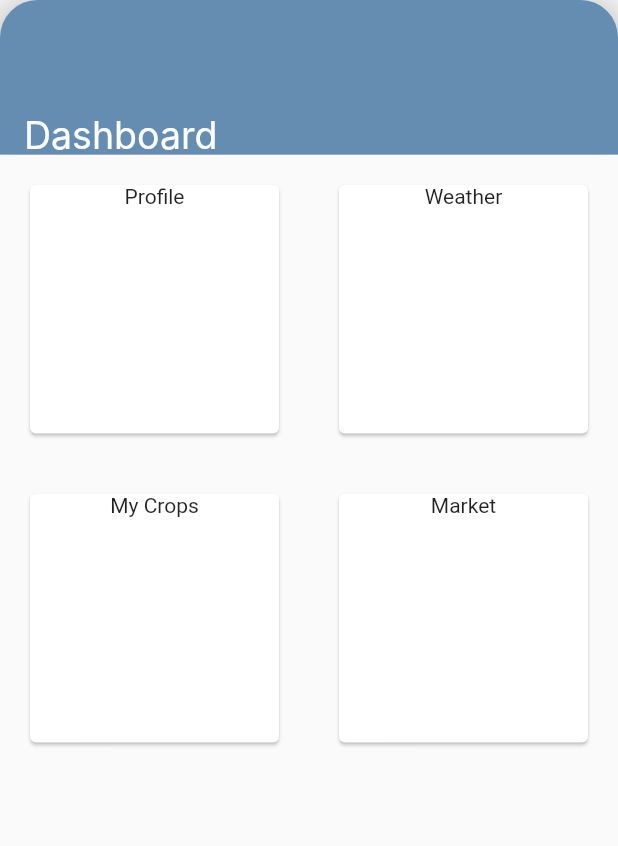
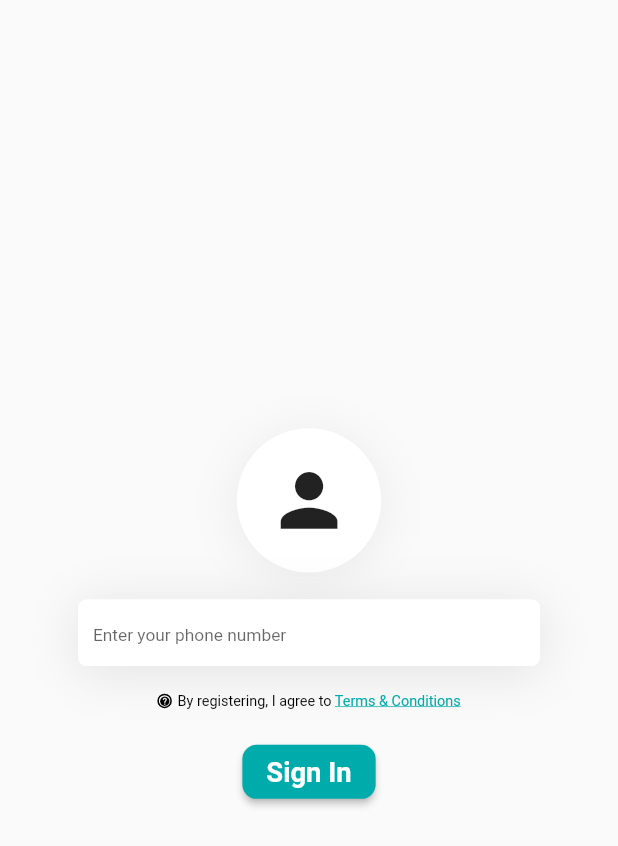
Before and after one commit to oiiakm/Crop-Master, a Flutter app: the screen it shows after launch, on a phone screen of 412 x 824 dp. Shown: the top 846 px of the screen. Run offline on Flutter 3.47's test engine with Material 2 defaults, Android fonts, the phone set to English and light mode, and no system bars; our stand-ins replace cloud_firestore, firebase_auth, firebase_core, flutter_screenutil, get; accounts and stored records are empty; Roboto replaces fonts that are missing (Inter).

Commit message:
mobile authentication with OTP completed

```diff
--- a/lib/config/routes/route_config.dart
+++ b/lib/config/routes/route_config.dart
@@ -1,9 +1,11 @@
 import 'package:cropmaster/config/routes/route_name.dart';
+import 'package:cropmaster/features/auth/presentation/pages/authentication.dart';
 import 'package:cropmaster/features/dashboard/presentation/pages/dashboard.dart';
 import 'package:get/get.dart';
 
 class AppRoutes {
   static final List<GetPage> pages = [
     GetPage(name: RouteName.dashboardRouteName, page: () => DashboardPage()),
+      GetPage(name: RouteName.authRouteName, page: () => AuthenticationPage()),
   ];
 }
--- a/lib/config/routes/route_name.dart
+++ b/lib/config/routes/route_name.dart
@@ -1,5 +1,6 @@
 class RouteName {
-  static const dashboardRouteName = '/';
+  static const authRouteName = '/';
+  static const dashboardRouteName = '/dashboard';
   static const errorRouteName = '/';
   static const profileRouteName = '/profile';
   static const weatherRouteName = '/weather';
--- /dev/null
+++ b/lib/features/auth/presentation/pages/authentication.dart
@@ -0,0 +1,211 @@
+import 'package:cropmaster/common/snackbar.dart';
+import 'package:cropmaster/features/auth/domain/auth.dart';
+import 'package:cropmaster/features/auth/presentation/pages/otp.dart';
+import 'package:flutter/material.dart';
+import 'package:flutter/services.dart';
+import 'package:flutter_screenutil/flutter_screenutil.dart';
+import 'package:get/get.dart';
+
+class AuthenticationPage extends StatefulWidget {
+  const AuthenticationPage({
+    super.key,
+  });
+
+  @override
+  State<AuthenticationPage> createState() => _AuthenticationPageState();
+}
+
+class _AuthenticationPageState extends State<AuthenticationPage> {
+  final TextEditingController phoneNumberController = TextEditingController();
+  bool agreedToTerms = true;
+  final AuthService _auth = AuthService();
+
+  @override
+  void dispose() {
+    phoneNumberController.dispose();
+    super.dispose();
+  }
+
+  @override
+  Widget build(BuildContext context) {
+    SystemChrome.setSystemUIOverlayStyle(
+      const SystemUiOverlayStyle(
+        statusBarColor: Colors.white,
+      ),
+    );
+
+    return Scaffold(
+      body: Stack(
+        children: [
+          SizedBox(
+            width: ScreenUtil().screenWidth,
+            height: ScreenUtil().screenHeight,
+            child: Column(
+              mainAxisAlignment: MainAxisAlignment.center,
+              children: [
+                Stack(
+                  alignment: Alignment.center,
+                  children: [
+                    Container(
+                      width: ScreenUtil().setWidth(100),
+                      height: ScreenUtil().setWidth(100),
+                      decoration: BoxDecoration(
+                        color: Colors.white,
+                        borderRadius:
+                            BorderRadius.circular(ScreenUtil().setWidth(60)),
+                        boxShadow: [
+                          BoxShadow(
+                            color: const Color(0x11000000),
+                            blurRadius: ScreenUtil().setWidth(28),
+                            offset: Offset(0, ScreenUtil().setWidth(4)),
+                            spreadRadius: 0,
+                          )
+                        ],
+                      ),
+                    ),
+                    Icon(
+                      Icons.person,
+                      size: ScreenUtil().setWidth(59),
+                      weight: ScreenUtil().setWidth(59),
+                    ),
+                  ],
+                ),
+                SizedBox(height: ScreenUtil().setHeight(20)),
+                Container(
+                  width: ScreenUtil().setWidth(320),
+                  height: ScreenUtil().setHeight(50),
+                  decoration: BoxDecoration(
+                    color: Colors.white,
+                    borderRadius:
+                        BorderRadius.circular(ScreenUtil().setWidth(6)),
+                    boxShadow: [
+                      BoxShadow(
+                        color: const Color(0x19000000),
+                        blurRadius: ScreenUtil().setWidth(30),
+                        offset: Offset(0, ScreenUtil().setWidth(4)),
+                        spreadRadius: 0,
+                      )
+                    ],
+                  ),
+                  child: Center(
+                    child: TextField(
+                      controller: phoneNumberController,
+                      decoration: const InputDecoration(
+                        border: InputBorder.none,
+                        contentPadding: EdgeInsets.all(10),
+                        hintText: 'Enter your phone number',
+                      ),
+                      style: TextStyle(
+                        color: const Color(0xFF444444),
+                        fontSize: ScreenUtil().setSp(12),
+                        fontWeight: FontWeight.w400,
+                      ),
+                    ),
+                  ),
+                ),
+                SizedBox(height: ScreenUtil().setHeight(20)),
+                Row(
+                  mainAxisAlignment: MainAxisAlignment.center,
+                  children: [
+                    Container(
+                      width: ScreenUtil().setSp(10),
+                      height: ScreenUtil().setSp(10),
+                      decoration: BoxDecoration(
+                        color: Colors.white,
+                        shape: BoxShape.circle,
+                        border: Border.all(
+                          color: Colors.black,
+                          width: 1.0,
+                        ),
+                      ),
+                      child: Center(
+                        child: Icon(
+                          Icons.help,
+                          color: Colors.black,
+                          size: ScreenUtil().setSp(8),
+                        ),
+                      ),
+                    ),
+                    SizedBox(width: ScreenUtil().setSp(4)),
+                    GestureDetector(
+                      onTap: () {
+                        //terms and condition
+
+                        print("Terms & Conditions tapped");
+                      },
+                      child: Text.rich(
+                        TextSpan(
+                          children: [
+                            TextSpan(
+                              text: 'By registering, I agree to ',
+                              style: TextStyle(
+                                color: Colors.black,
+                                fontSize: ScreenUtil().setSp(10),
+                                fontWeight: FontWeight.w400,
+                              ),
+                            ),
+                            TextSpan(
+                              text: 'Terms & Conditions',
+                              style: TextStyle(
+                                color: const Color(0xFF00ABAB),
+                                fontSize: ScreenUtil().setSp(10),
+                                decoration: TextDecoration.underline,
+                              ),
+                            ),
+                          ],
+                        ),
+                      ),
+                    ),
+                  ],
+                ),
+                SizedBox(height: ScreenUtil().setHeight(20)),
+                ElevatedButton(
+                  onPressed: () async {
+                    String phoneNumber = "+91${phoneNumberController.text}";
+                    print("Agreed to Terms: $agreedToTerms");
+                    _validateField(phoneNumber);
+                  },
+                  style: ElevatedButton.styleFrom(
+                    backgroundColor: const Color(0xFF00ABAB),
+                    shape: RoundedRectangleBorder(
+                      borderRadius:
+                          BorderRadius.circular(ScreenUtil().setWidth(10)),
+                    ),
+                  ),
+                  child: Text(
+                    'Sign In',
+                    style: TextStyle(
+                      color: Colors.white,
+                      fontSize: ScreenUtil().setSp(19),
+                      fontWeight: FontWeight.w700,
+                    ),
+                  ),
+                ),
+              ],
+            ),
+          ),
+        ],
+      ),
+    );
+  }
+
+  void _validateField(String phoneNumber) {
+    if (phoneNumber == '') {
+      MessageDisplay.showMessage('Please enter your name and mobile number');
+    } else if (phoneNumber == '+91' ||
+        phoneNumberController.text.length != 10) {
+      MessageDisplay.showMessage('Please enter your 10 digit mobile number');
+    } else {
+      _sendOTP(phoneNumber);
+    }
+  }
+
+  void _sendOTP(String phoneNumber) {
+    _auth.sendOTP(phoneNumber, (verificationId) {
+      Get.offAll(
+          () => OtpPage(verificationId: verificationId, mobile: phoneNumber));
+    }, (e) {
+      print('Verification failed: ${e.code} - ${e.message}');
+    });
+  }
+}
--- a/lib/main.dart
+++ b/lib/main.dart
@@ -1,10 +1,19 @@
 import 'package:cropmaster/config/routes/route_config.dart';
 import 'package:cropmaster/config/routes/route_error.dart';
 import 'package:cropmaster/config/routes/route_name.dart';
+import 'package:cropmaster/firebase_options.dart';
+import 'package:firebase_core/firebase_core.dart';
 import 'package:flutter/material.dart';
+import 'package:flutter/services.dart';
+import 'package:flutter_screenutil/flutter_screenutil.dart';
 import 'package:get/get.dart';
 
 void main() async {
+  WidgetsFlutterBinding.ensureInitialized();
+  await Firebase.initializeApp(
+    options: DefaultFirebaseOptions.currentPlatform,
+  );
+
   runApp(const MyApp());
 }
 
@@ -13,12 +22,20 @@ class MyApp extends StatelessWidget {
 
   @override
   Widget build(BuildContext context) {
-    return GetMaterialApp(
-      debugShowCheckedModeBanner: false,
-      initialRoute: RouteName.dashboardRouteName,
-      unknownRoute: GetPage(
-          name: RouteName.errorRouteName, page: () => const ErrorPage()),
-      getPages: AppRoutes.pages,
+    return Builder(
+      builder: (context) {
+        ScreenUtil.init(
+          context,
+          designSize: const Size(428, 926),
+        );
+        return GetMaterialApp(
+          debugShowCheckedModeBanner: false,
+          initialRoute: RouteName.authRouteName,
+          unknownRoute: GetPage(
+              name: RouteName.errorRouteName, page: () => const ErrorPage()),
+          getPages: AppRoutes.pages,
+        );
+      },
     );
   }
 }
--- a/pubspec.yaml
+++ b/pubspec.yaml
@@ -35,6 +35,10 @@ dependencies:
   # The following adds the Cupertino Icons font to your application.
   # Use with the CupertinoIcons class for iOS style icons.
   cupertino_icons: ^1.0.2
+  firebase_core: ^2.20.0
+  cloud_firestore: ^4.12.1
+  firebase_auth: ^4.12.0
+  flutter_screenutil: ^5.9.0
 
 dev_dependencies:
   flutter_test:
```
Also changed, not shown: lib/common/snackbar.dart (added, +17 -0 lines), lib/features/auth/data/firestore.dart (added, +58 -0 lines), lib/features/auth/domain/auth.dart (added, +52 -0 lines), lib/features/auth/presentation/pages/otp.dart (added, +221 -0 lines), lib/firebase_options.dart (added), pubspec.lock, 7 other files.
